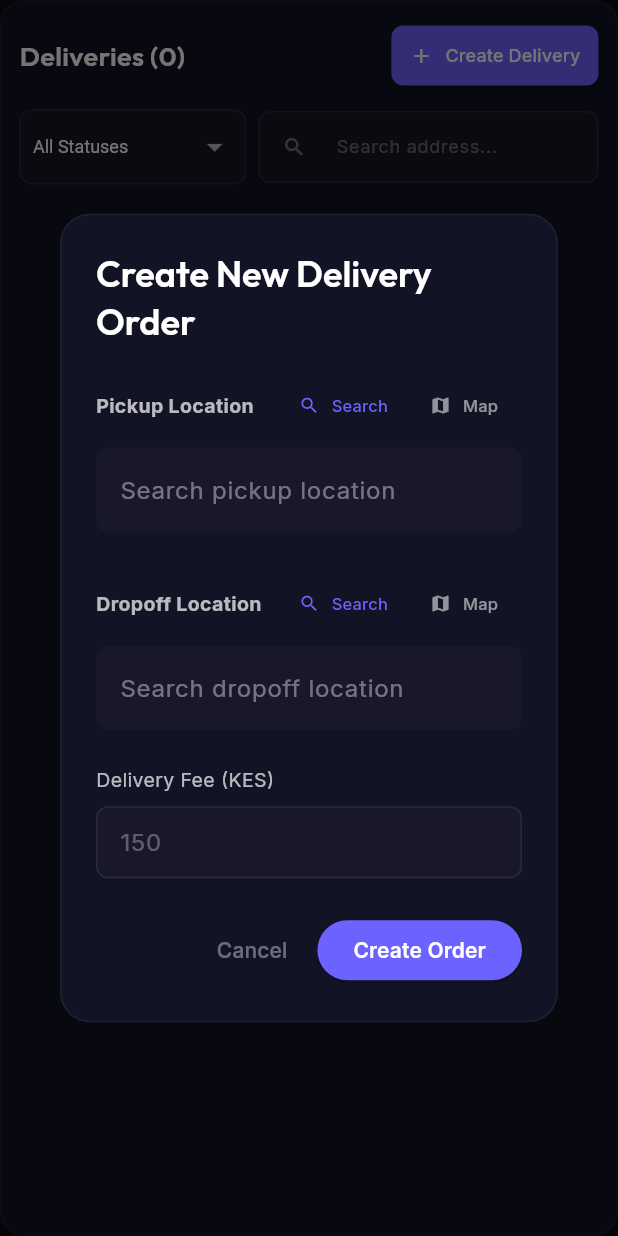
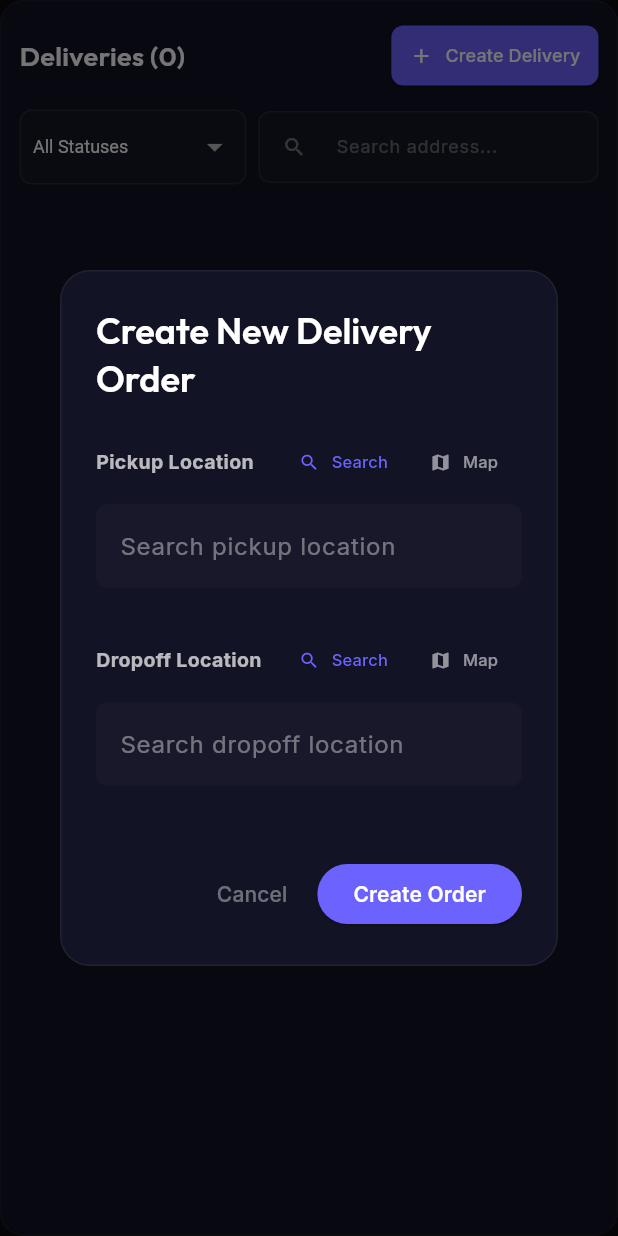
Before and after one commit to Davisdavy/teza_admin, a Flutter app: the DeliveriesPane widget shown alone on an empty page, opened directly, after a tap on "Create Delivery", on a phone screen of 412 x 824 dp. Run offline on Flutter 3.47's test engine with Material 3 defaults, Android fonts, the phone set to English and light mode, and no system bars; our stand-ins replace google_fonts, shared_preferences; accounts and stored records are empty; network calls fail.

Commit message:
feat(pricing): remove manual delivery fee field

```diff
--- a/lib/providers/dashboard_provider.dart
+++ b/lib/providers/dashboard_provider.dart
@@ -229,7 +229,6 @@ class DashboardProvider extends ChangeNotifier {
     required String dropoffAddress,
     required double dropoffLatitude,
     required double dropoffLongitude,
-    required double deliveryFee,
   }) async {
     try {
       final newDelivery = await _apiService.createDelivery(
@@ -239,7 +238,6 @@ class DashboardProvider extends ChangeNotifier {
         dropoffAddress: dropoffAddress,
         dropoffLatitude: dropoffLatitude,
         dropoffLongitude: dropoffLongitude,
-        deliveryFee: deliveryFee,
       );
       _deliveries.insert(0, newDelivery);
       notifyListeners();
--- a/lib/services/api_service.dart
+++ b/lib/services/api_service.dart
@@ -189,7 +189,6 @@ class ApiService {
     required String dropoffAddress,
     required double dropoffLatitude,
     required double dropoffLongitude,
-    required double deliveryFee,
   }) async {
     final url = Uri.parse('$baseUrl/api/delivery');
     final response = await http.post(
@@ -202,7 +201,6 @@ class ApiService {
         'dropoffAddress': dropoffAddress,
         'dropoffLatitude': dropoffLatitude,
         'dropoffLongitude': dropoffLongitude,
-        'deliveryFee': deliveryFee,
       }),
     );
 
--- a/lib/views/panes/deliveries_pane.dart
+++ b/lib/views/panes/deliveries_pane.dart
@@ -702,7 +702,7 @@ class _DeliveriesPaneState extends State<DeliveriesPane> {
                       _buildSelectableMetaRow('Rider ID', delivery.riderId ?? 'Not Assigned'),
                       _buildMetaRow('Pickup', delivery.pickupAddress),
                       _buildMetaRow('Dropoff', delivery.dropoffAddress),
-                      _buildMetaRow('Fee', 'KES ${delivery.deliveryFee.toStringAsFixed(2)}'),
+                      _buildMetaRow('Fee', 'KES ${delivery.deliveryFee.toStringAsFixed(0)}'),
                     ],
                   ),
                 ),
@@ -1236,7 +1236,6 @@ class _DeliveriesPaneState extends State<DeliveriesPane> {
     final dropoffAddressController = TextEditingController();
     final dropoffLatitudeController = TextEditingController();
     final dropoffLongitudeController = TextEditingController();
-    final deliveryFeeController = TextEditingController();
 
     bool pickupFromMap = false;
     bool dropoffFromMap = false;
@@ -1480,21 +1479,6 @@ class _DeliveriesPaneState extends State<DeliveriesPane> {
                           ),
 
                         const SizedBox(height: 16),
-
-                        // Delivery Fee
-                        Text('Delivery Fee (KES)', style: GoogleFonts.inter(color: Colors.white70, fontSize: 13)),
-                        const SizedBox(height: 8),
-                        TextFormField(
-                          controller: deliveryFeeController,
-                          style: const TextStyle(color: Colors.white),
-                          decoration: _inputDecoration('150'),
-                          validator: (val) {
-                            if (val == null || val.isEmpty) return 'Required';
-                            final num = double.tryParse(val);
-                            if (num == null || num < 0.0) return 'Must be positive';
-                            return null;
-                          },
-                        ),
                       ],
                     ),
                   ),
@@ -1518,7 +1502,6 @@ class _DeliveriesPaneState extends State<DeliveriesPane> {
                           dropoffAddress: dropoffAddressController.text.trim(),
                           dropoffLatitude: double.parse(dropoffLatitudeController.text),
                           dropoffLongitude: double.parse(dropoffLongitudeController.text),
-                          deliveryFee: double.parse(deliveryFeeController.text),
                         );
                         if (context.mounted) {
                           Navigator.of(context).pop();
```
